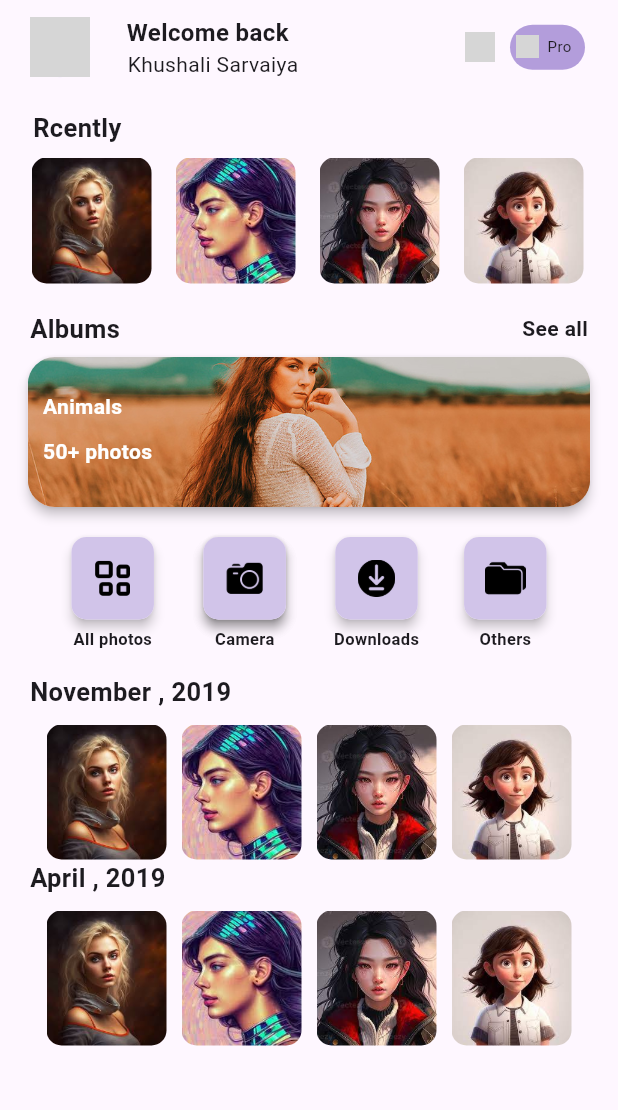
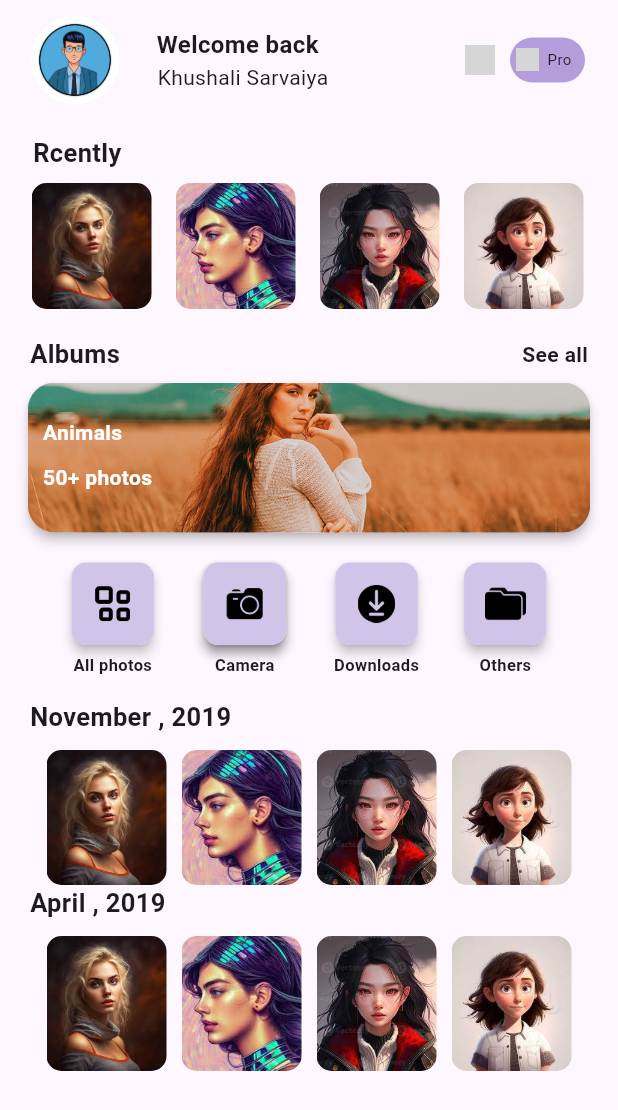
Before and after one commit to JAYDEEPAD/ai_remover_background, a Flutter app: the Enhance screen opened directly, on a phone screen of 412 x 824 dp. Shown: the top 1110 px of the screen. Run offline on Flutter 3.47's test engine with Material 3 defaults, Android fonts, the phone set to English and light mode, and no system bars; our stand-ins replace cloud_firestore, device_preview, firebase_auth, firebase_core, firebase_storage, image_cropper and 3 more; missing offline and left inert: before_after, before_after_image_slider_nullsafty, photofilters; accounts and stored records are empty; network calls fail; grey boxes are pictures that could not be loaded.

Commit message:
photo editing update

```diff
--- a/lib/enhance_second.dart
+++ b/lib/enhance_second.dart
@@ -204,7 +204,8 @@ class _EnhanceState extends State<Enhance> {
                       width: 20,
                     ),
                     CircleAvatar(
-                      backgroundImage: NetworkImage('https://www.flaticon.com/free-icon/profile_3135715'),
+                      radius:30,
+                      backgroundImage:AssetImage("assets/image/img_3.png")
                     ),
                     SizedBox(
                       width: 18,
```
Also changed, not shown: lib/filtter.dart (+6 -1 lines), assets/image/img_3.png (added).
